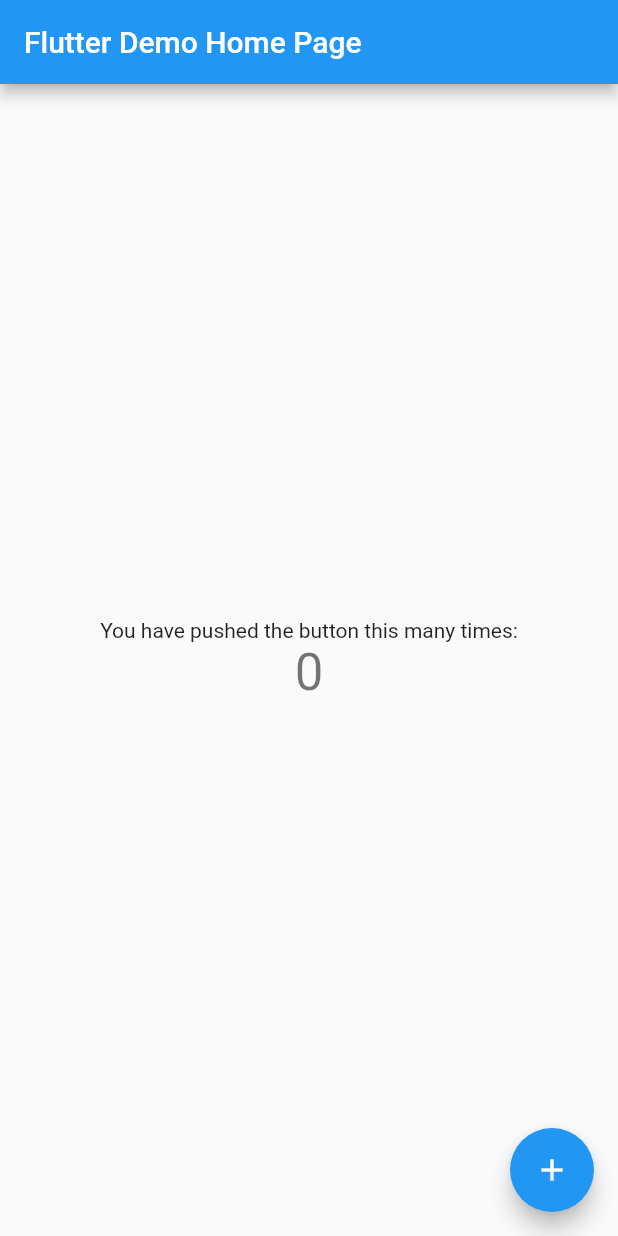
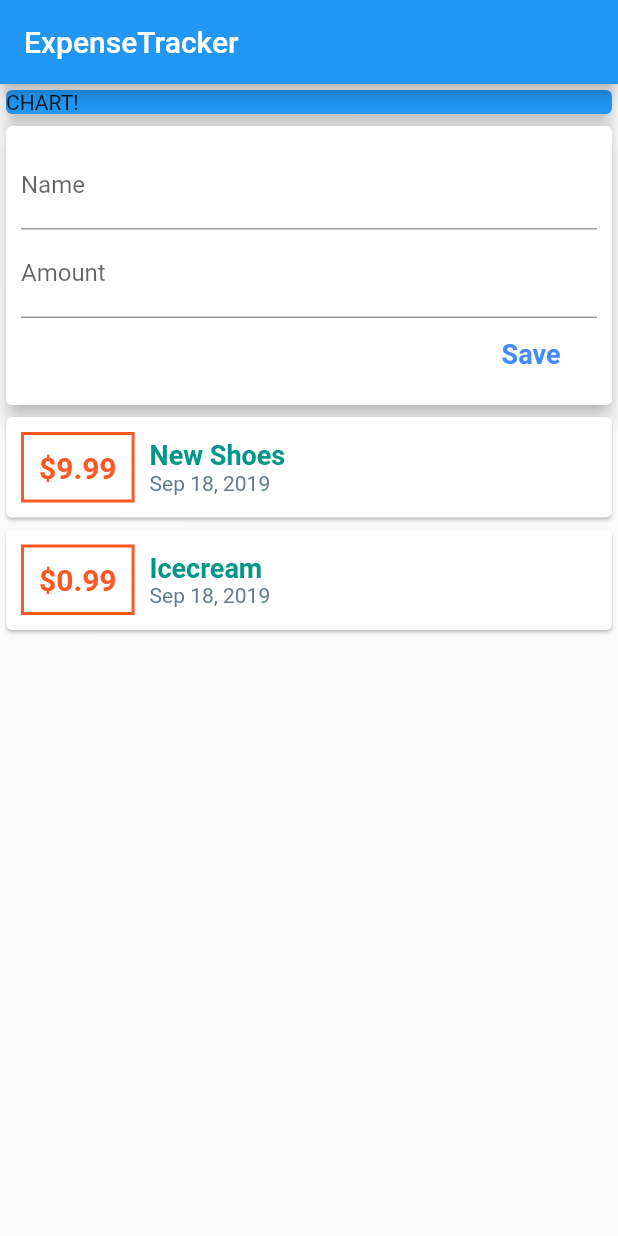
Before and after one commit to imcaaarl/flutter_basefile, a Flutter app: the screen it shows after launch, on a phone screen of 412 x 824 dp. Run offline on Flutter 3.47's test engine with Material 2 defaults, Android fonts, the phone set to English and light mode, and no system bars.

Commit message:
Setup page setup transaction list setup list cards

```diff
--- a/base/lib/main.dart
+++ b/base/lib/main.dart
@@ -1,111 +1,144 @@
 import 'package:flutter/material.dart';
+import 'package:intl/intl.dart';
+
+import './transaction.dart';
 
 void main() => runApp(MyApp());
 
 class MyApp extends StatelessWidget {
-  // This widget is the root of your application.
   @override
   Widget build(BuildContext context) {
     return MaterialApp(
-      title: 'Flutter Demo',
-      theme: ThemeData(
-        // This is the theme of your application.
-        //
-        // Try running your application with "flutter run". You'll see the
-        // application has a blue toolbar. Then, without quitting the app, try
-        // changing the primarySwatch below to Colors.green and then invoke
-        // "hot reload" (press "r" in the console where you ran "flutter run",
-        // or simply save your changes to "hot reload" in a Flutter IDE).
-        // Notice that the counter didn't reset back to zero; the application
-        // is not restarted.
-        primarySwatch: Colors.blue,
-      ),
-      home: MyHomePage(title: 'Flutter Demo Home Page'),
+      home: MyHomePage(),
     );
   }
 }
 
-class MyHomePage extends StatefulWidget {
-  MyHomePage({Key key, this.title}) : super(key: key);
-
-  // This widget is the home page of your application. It is stateful, meaning
-  // that it has a State object (defined below) that contains fields that affect
-  // how it looks.
-
-  // This class is the configuration for the state. It holds the values (in this
-  // case the title) provided by the parent (in this case the App widget) and
-  // used by the build method of the State. Fields in a Widget subclass are
-  // always marked "final".
-
-  final String title;
-
-  @override
-  _MyHomePageState createState() => _MyHomePageState();
-}
-
-class _MyHomePageState extends State<MyHomePage> {
-  int _counter = 0;
-
-  void _incrementCounter() {
-    setState(() {
-      // This call to setState tells the Flutter framework that something has
-      // changed in this State, which causes it to rerun the build method below
-      // so that the display can reflect the updated values. If we changed
-      // _counter without calling setState(), then the build method would not be
-      // called again, and so nothing would appear to happen.
-      _counter++;
-    });
-  }
+class MyHomePage extends StatelessWidget {
+  final List<Transaction> expenses = [
+    Transaction(
+      id: "001",
+      title: "New Shoes",
+      amount: 9.99,
+      date: DateTime.now(),
+    ),
+    Transaction(
+      id: "002",
+      title: "Icecream",
+      amount: 0.99,
+      date: DateTime.now(),
+    )
+  ];
 
   @override
   Widget build(BuildContext context) {
-    // This method is rerun every time setState is called, for instance as done
-    // by the _incrementCounter method above.
-    //
-    // The Flutter framework has been optimized to make rerunning build methods
-    // fast, so that you can just rebuild anything that needs updating rather
-    // than having to individually change instances of widgets.
     return Scaffold(
       appBar: AppBar(
-        // Here we take the value from the MyHomePage object that was created by
-        // the App.build method, and use it to set our appbar title.
-        title: Text(widget.title),
+        title: Text("ExpenseTracker"),
       ),
-      body: Center(
-        // Center is a layout widget. It takes a single child and positions it
-        // in the middle of the parent.
-        child: Column(
-          // Column is also layout widget. It takes a list of children and
-          // arranges them vertically. By default, it sizes itself to fit its
-          // children horizontally, and tries to be as tall as its parent.
-          //
-          // Invoke "debug painting" (press "p" in the console, choose the
-          // "Toggle Debug Paint" action from the Flutter Inspector in Android
-          // Studio, or the "Toggle Debug Paint" command in Visual Studio Code)
-          // to see the wireframe for each widget.
-          //
-          // Column has various properties to control how it sizes itself and
-          // how it positions its children. Here we use mainAxisAlignment to
-          // center the children vertically; the main axis here is the vertical
-          // axis because Columns are vertical (the cross axis would be
-          // horizontal).
-          mainAxisAlignment: MainAxisAlignment.center,
-          children: <Widget>[
-            Text(
-              'You have pushed the button this many times:',
+      body: Column(
+        children: <Widget>[
+          Container(
+            child: Column(
+              children: <Widget>[
+                Container(
+                  width: double.infinity,
+                  child: Card(
+                    color: Colors.blue,
+                    child: Text("CHART!"),
+                    elevation: 5,
+                  ),
+                ),
+                Card(
+                  elevation: 5,
+                  child: Container(
+                    padding: EdgeInsets.all(10.0),
+                    child: Column(
+                      crossAxisAlignment: CrossAxisAlignment.end,
+                      children: <Widget>[
+                        TextField(
+                          decoration: InputDecoration(
+                            labelText: "Name",
+                          ),
+                        ),
+                        TextField(
+                          decoration: InputDecoration(
+                            labelText: "Amount",
+                          ),
+                        ),
+                        FlatButton(
+                          textColor: Colors.blueAccent,
+                          onPressed: () => {},
+                          child: Text(
+                            "Save",
+                            style: TextStyle(
+                              fontWeight: FontWeight.bold,
+                              fontSize: 18,
+                            ),
+                          ),
+                        ),
+                      ],
+                    ),
+                  ),
+                ),
+                Column(
+                  // This return a list of widgets
+                  // toList() is function that generates a list from iterables
+                  // iterables are objects like list which can be iterated
+                  children: expenses.map((tx) {
+                    return Card(
+                      child: Row(
+                        children: <Widget>[
+                          Container(
+                            padding: EdgeInsets.all(10.0),
+                            margin: EdgeInsets.symmetric(
+                              vertical: 10,
+                              horizontal: 10,
+                            ),
+                            decoration: BoxDecoration(
+                              border: Border.all(
+                                color: Colors.deepOrange,
+                                width: 2,
+                              ),
+                            ),
+                            child: Text(
+                              '\$${tx.amount}',
+                              style: TextStyle(
+                                fontWeight: FontWeight.bold,
+                                fontSize: 20,
+                                color: Colors.deepOrange,
+                              ),
+                            ),
+                          ),
+                          Column(
+                            crossAxisAlignment: CrossAxisAlignment.start,
+                            children: <Widget>[
+                              Text(
+                                tx.title,
+                                style: TextStyle(
+                                  color: Colors.teal,
+                                  fontSize: 18,
+                                  fontWeight: FontWeight.bold,
+                                ),
+                              ),
+                              Text(
+                                DateFormat('MMM d, yyyy').format(tx.date),
+                                style: TextStyle(
+                                  color: Colors.blueGrey,
+                                ),
+                              )
+                            ],
+                          )
+                        ],
+                      ),
+                    );
+                  }).toList(),
+                ),
+              ],
             ),
-            Text(
-              '$_counter',
-              style: Theme.of(context).textTheme.display1,
-            ),
-          ],
-        ),
+          ),
+        ],
       ),
-      floatingActionButton: FloatingActionButton(
-        onPressed: _incrementCounter,
-        tooltip: 'Increment',
-        child: Icon(Icons.add),
-      ), // This trailing comma makes auto-formatting nicer for build methods.
     );
   }
 }
--- /dev/null
+++ b/base/lib/transaction.dart
@@ -0,0 +1,15 @@
+import 'package:flutter/foundation.dart';
+
+class Transaction {
+  final String id;
+  final String title;
+  final double amount;
+  final DateTime date;
+
+  Transaction({
+    @required this.id,
+    @required this.title,
+    @required this.amount,
+    @required this.date,
+  });
+}
--- a/base/pubspec.yaml
+++ b/base/pubspec.yaml
@@ -19,6 +19,7 @@ environment:
 dependencies:
   flutter:
     sdk: flutter
+  intl: ^0.16.0
 
   # The following adds the Cupertino Icons font to your application.
   # Use with the CupertinoIcons class for iOS style icons.
```
Also changed, not shown: base/pubspec.lock.
